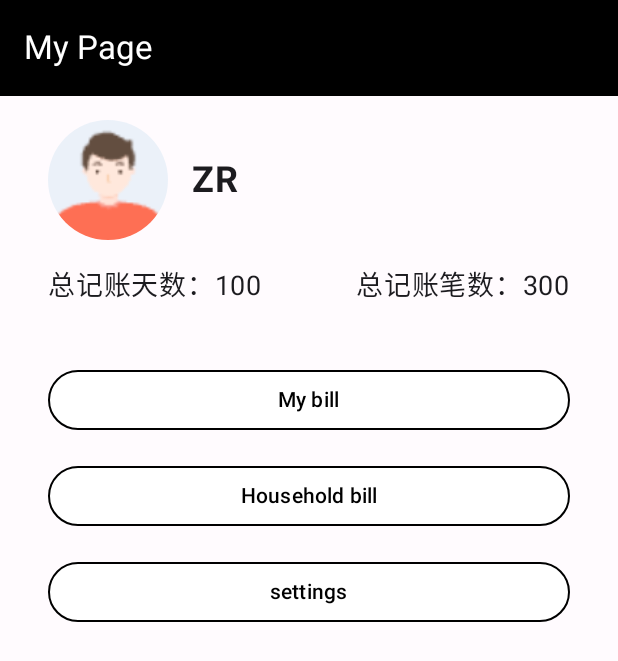
After one commit to Reducto7/MobileAppTeamProject, an Android app built with Jetpack Compose: the MyPage screen opened through its navigation route, on a phone screen of 412 x 824 dp. The commit adds this screen. Shown: the top 661 px of the screen. Run offline under Robolectric (Android 15) with nearby library versions, the phone set to English and light mode, and no system bars; our stand-ins replace Firebase (no records; nobody signed in at launch, a user with empty details on screens opened directly).

Commit message:
添加我的页面

```diff
--- a/app/src/main/java/com/example/myapplication/MainActivity.kt
+++ b/app/src/main/java/com/example/myapplication/MainActivity.kt
@@ -11,6 +11,7 @@ import androidx.navigation.compose.rememberNavController
 import com.example.myapplication.ui.ChartPage
 import com.example.myapplication.ui.LoginPage
 import com.example.myapplication.ui.MainPage
+import com.example.myapplication.ui.MyPage
 import com.example.myapplication.ui.RegisterPage
 import com.example.myapplication.ui.theme.MyApplicationTheme
 import com.example.teamproject.ui.AddNewBillPage
@@ -47,6 +48,9 @@ class MainActivity : ComponentActivity() {
                     composable("chart"){
                         ChartPage(navController)
                     }
+                    composable("mypage") {
+                        MyPage(navController)
+                    }
                 }
             }
         }
--- /dev/null
+++ b/app/src/main/java/com/example/myapplication/ui/MyPage.kt
@@ -0,0 +1,167 @@
+package com.example.myapplication.ui
+
+import androidx.compose.foundation.BorderStroke
+import androidx.compose.foundation.Image
+import androidx.compose.foundation.layout.*
+import androidx.compose.foundation.shape.CircleShape
+import androidx.compose.material3.*
+import androidx.compose.runtime.Composable
+import androidx.compose.ui.Alignment
+import androidx.compose.ui.Modifier
+import androidx.compose.ui.draw.clip
+import androidx.compose.ui.graphics.Color
+import androidx.compose.ui.layout.ContentScale
+import androidx.compose.ui.res.painterResource
+import androidx.compose.ui.text.font.FontWeight
+import androidx.compose.ui.unit.dp
+import androidx.compose.ui.unit.sp
+import androidx.navigation.NavController
+import com.example.myapplication.R
+
+
+@OptIn(ExperimentalMaterial3Api::class)
+@Composable
+fun MyPage(
+    navController: NavController,
+    totalDays: Int = 100,
+    totalRecords: Int = 300,
+    accountName: String = "ZR"
+) {
+    Scaffold(
+        topBar = {
+            TopAppBar(
+                title = {
+                    Text(
+                        text = "My Page",
+                        color = Color.White // 设置标题字体颜色为白色
+                    )
+                },
+                colors = TopAppBarDefaults.topAppBarColors(
+                    containerColor = Color.Black // 设置顶部背景颜色为黑色
+                )
+            )
+        },
+        content = { paddingValues ->
+            Surface(
+                modifier = Modifier.fillMaxSize().padding(paddingValues),
+                color = MaterialTheme.colorScheme.background
+            ) {
+                Column(
+                    modifier = Modifier
+                        .fillMaxSize()
+                        .padding(16.dp),
+                    horizontalAlignment = Alignment.CenterHorizontally
+                ) {
+                    // 头像和账户名
+                    HeaderSection(accountName)
+
+                    Spacer(modifier = Modifier.height(16.dp))
+
+                    // 记账信息
+                    AccountStatsSection(totalDays, totalRecords)
+
+                    Spacer(modifier = Modifier.height(32.dp))
+
+                    // 功能按钮
+                    FunctionButtonsSection(navController)
+                }
+            }
+        }
+    )
+}
+
+@Composable
+fun HeaderSection(accountName: String) {
+    Row(
+        modifier = Modifier
+            .fillMaxWidth()
+            .padding(horizontal = 16.dp),
+        verticalAlignment = Alignment.CenterVertically
+    ) {
+        // 使用默认头像
+        Image(
+            painter = painterResource(id = R.drawable.default_avatar),
+            contentDescription = "photograph",
+            modifier = Modifier
+                .size(80.dp)
+                .clip(CircleShape),
+            contentScale = ContentScale.Crop
+        )
+        Spacer(modifier = Modifier.width(16.dp))
+        Text(
+            text = accountName,
+            fontSize = 24.sp,
+            fontWeight = FontWeight.Bold,
+            //color = Color.White // 设置字体颜色为白色
+        )
+    }
+}
+
+@Composable
+fun AccountStatsSection(totalDays: Int, totalRecords: Int) {
+    Row(
+        modifier = Modifier
+            .fillMaxWidth()
+            .padding(horizontal = 16.dp),
+        horizontalArrangement = Arrangement.SpaceBetween
+    ) {
+        Text(
+            text = "总记账天数：$totalDays",
+            fontSize = 18.sp,
+            //color = Color.White // 设置字体颜色为白色
+        )
+        Text(
+            text = "总记账笔数：$totalRecords",
+            fontSize = 18.sp,
+            //color = Color.White // 设置字体颜色为白色
+        )
+    }
+}
+
+@Composable
+fun FunctionButtonsSection(navController: NavController) {
+    Column(
+        modifier = Modifier.fillMaxWidth(),
+        horizontalAlignment = Alignment.CenterHorizontally
+    ) {
+        Button(
+            onClick = { /* 暂时不做跳转 */ },
+            modifier = Modifier
+                .fillMaxWidth()
+                .padding(horizontal = 16.dp, vertical = 8.dp),
+            colors = ButtonDefaults.buttonColors(
+                containerColor = Color.White, // 填充颜色为白色
+                contentColor = Color.Black // 字体颜色为黑色
+            ),
+            border = BorderStroke(1.dp, Color.Black) // 边框为黑色
+        ) {
+            Text(text = "My bill")
+        }
+        Button(
+            onClick = { /* 暂时不做跳转 */ },
+            modifier = Modifier
+                .fillMaxWidth()
+                .padding(horizontal = 16.dp, vertical = 8.dp),
+            colors = ButtonDefaults.buttonColors(
+                containerColor = Color.White, // 填充颜色为白色
+                contentColor = Color.Black // 字体颜色为黑色
+            ),
+            border = BorderStroke(1.dp, Color.Black) // 边框为黑色
+        ) {
+            Text(text = "Household bill")
+        }
+        Button(
+            onClick = { navController.navigate("settings") },
+            modifier = Modifier
+                .fillMaxWidth()
+                .padding(horizontal = 16.dp, vertical = 8.dp),
+            colors = ButtonDefaults.buttonColors(
+                containerColor = Color.White, // 填充颜色为白色
+                contentColor = Color.Black // 字体颜色为黑色
+            ),
+            border = BorderStroke(1.dp, Color.Black) // 边框为黑色
+        ) {
+            Text(text = "settings")
+        }
+    }
+}
```
Also changed, not shown: app/src/main/res/drawable/default_avatar.png (added).
